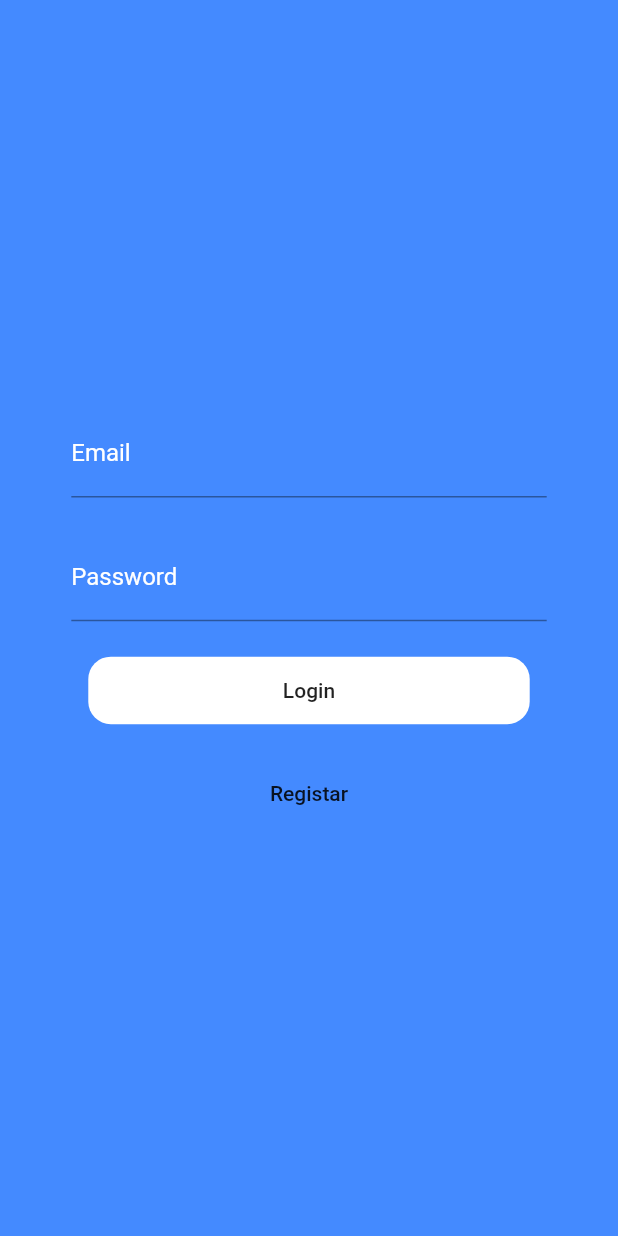
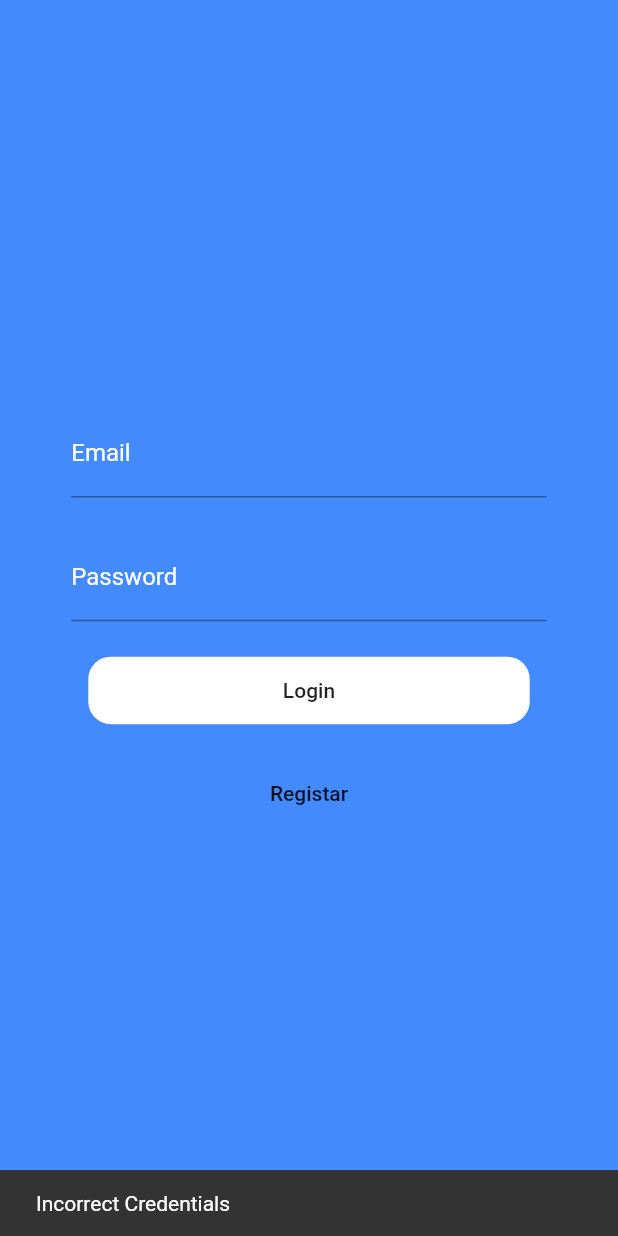
Before and after one commit to cancela99/MyList, a Flutter app: the screen it shows after launch, after a tap on "Login", on a phone screen of 412 x 824 dp. Run offline on Flutter 3.47's test engine with Material 2 defaults, Android fonts, the phone set to English and light mode, and no system bars; our stand-ins replace cloud_firestore, firebase_auth, firebase_core; accounts and stored records are empty; network calls fail.

Commit message:
Adicionado o snackBar de invalidação de Login e ataulizada a versão do flutter para a 2.0

```diff
--- a/lib/screens/authentication.dart
+++ b/lib/screens/authentication.dart
@@ -87,9 +87,9 @@ class _AuthenticationState extends State<Authentication> {
                       ),
                     );
                   } else {
-                    Scaffold.of(context).showSnackBar(
+                    ScaffoldMessenger.of(context).showSnackBar(
                       SnackBar(
-                          content: Text("Erro de login!"),
+                        content: Text('Incorrect Credentials')
                       ),
                     );
                   }
```
Also changed, not shown: pubspec.lock.
